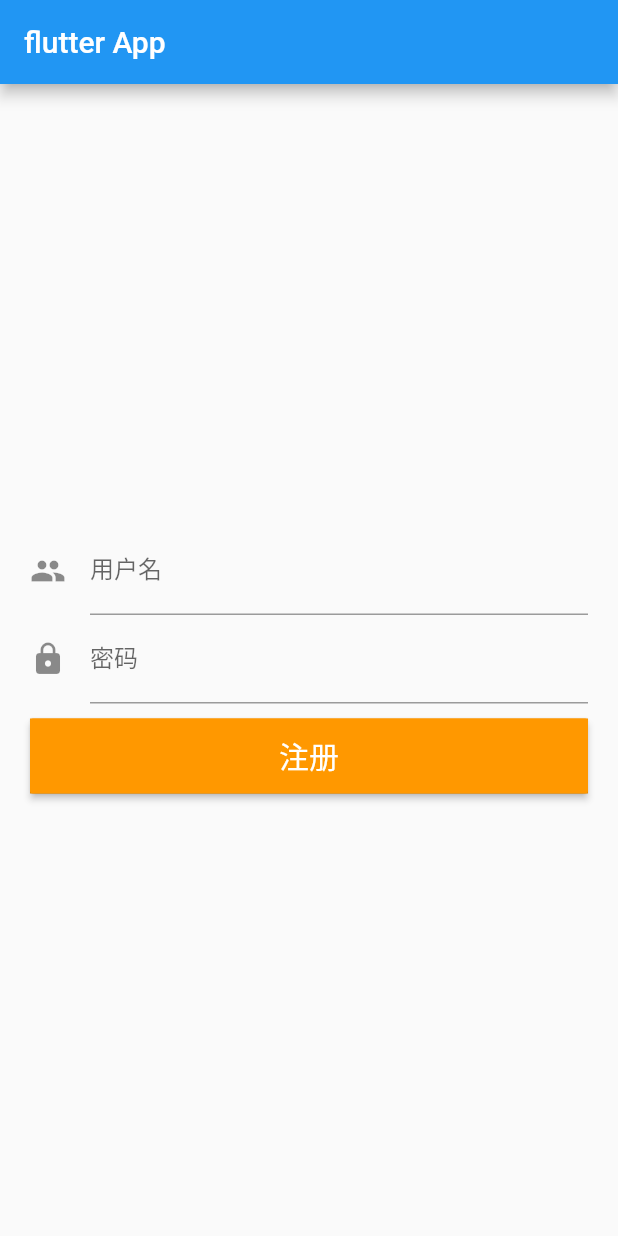
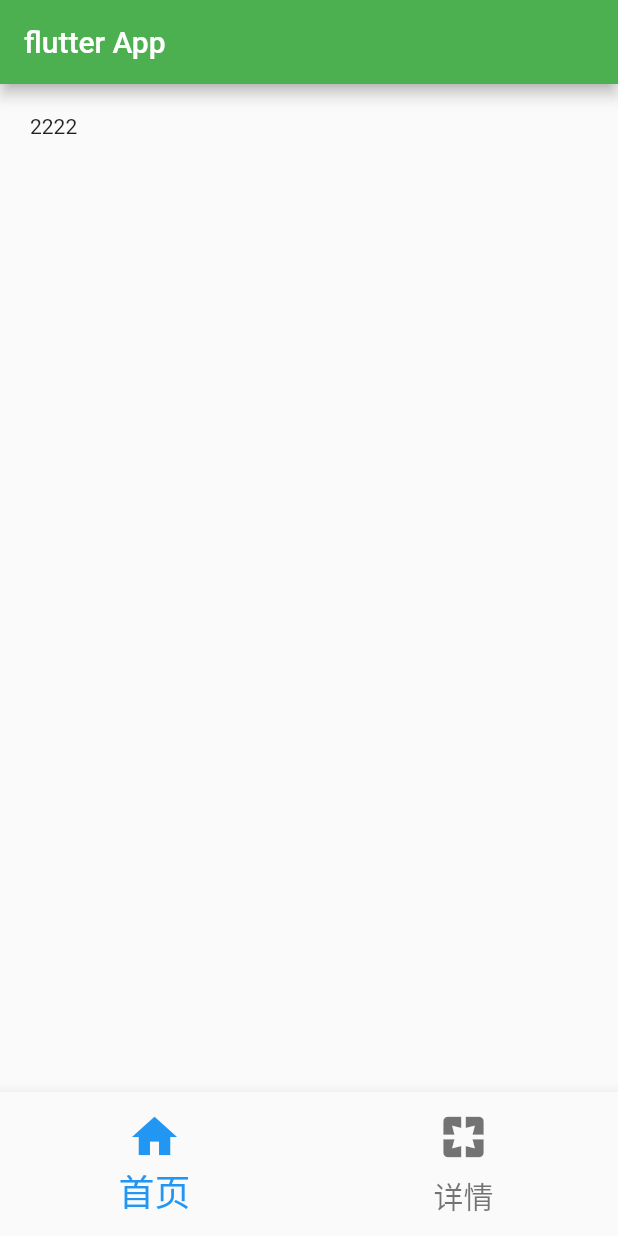
Before and after one commit to mynameisxin/first_app, a Flutter app: the screen it shows after launch, on a phone screen of 412 x 824 dp. Run offline on Flutter 3.47's test engine with Material 2 defaults, Android fonts, the phone set to English and light mode, and no system bars.

Commit message:
底部导航的实现

```diff
--- a/lib/main.dart
+++ b/lib/main.dart
@@ -2,15 +2,12 @@ import 'package:flutter/material.dart';
 
 void main () => runApp(MaterialApp(
   title: 'hello world',
-  home: Scaffold(
-    appBar: AppBar(
-      title: Text('flutter App'),
-    ),
-    body: Padding(
-      padding: const EdgeInsets.all(20.0),
-      child: FormValue(),
-    ),
+  theme:ThemeData(
+    primaryColor: Colors.green,
+    highlightColor: Colors.transparent,
+    splashColor: Colors.transparent
   ),
+  home: FormValue()
 ));
 
 
@@ -24,69 +21,38 @@ class FormValue extends StatefulWidget {
 }
 
 class FormValueState extends State<FormValue> {
-  String userName;
-  String possworld;
-
-  final registerFormKey = GlobalKey<FormState>();
-
-
+  var _count = 0;
   @override
   Widget build(BuildContext context) {
-    return Container(
-       child: Form(
-         key: registerFormKey,
-         child: Column(
-           mainAxisAlignment: MainAxisAlignment.center,
-           children: <Widget>[
-              TextFormField(
-                decoration: InputDecoration(
-                  icon: Icon(Icons.people),
-                  labelText: '用户名'
-                ),
-                onSaved: (value){
-                   this.userName = value;
-                },
-                validator: (value){
-                  if(value == null || value.length == 0){
-                    return '请输入用户名';
-                  }
-                  return null;
-                },
-              ),
-              TextFormField(
-                obscureText:true,
-                decoration: InputDecoration(
-                  icon: Icon(Icons.lock),
-                  labelText: '密码'
-                ),
-                onSaved: (value){
-                   this.possworld = value;
-                },
-                validator: (value){
-                  if(value == null || value.length == 0){
-                    return '请输入密码';
-                  }
-                  return null;
-                },
-              ),
-              SizedBox(height: 10.0,),
-              Container(
-                width: double.infinity,
-                color: Colors.orange,
-                height: 50.0,
-                child: RaisedButton(
-                  color: Colors.orange,
-                  child: Text('注册',style: TextStyle(fontSize: 20.0,color: Colors.white),),
-                  onPressed: (){
-                    registerFormKey.currentState.save();
-                    registerFormKey.currentState.validate();
-                    print('$userName $possworld');
-                  },
-                ),
-              )
-           ],
-         ),
-       ),
-    );
+    return Scaffold(
+    appBar: AppBar(
+      title: Text('flutter App'),
+    ),
+    bottomNavigationBar: BottomNavigationBar(
+      iconSize: 36,
+      selectedFontSize: 24,
+      unselectedFontSize: 20,
+      currentIndex: _count,
+      items: [
+        BottomNavigationBarItem(
+          icon: Icon(Icons.home),
+          title: Text('首页')
+        ),
+        BottomNavigationBarItem(
+          icon: Icon(Icons.pages),
+          title: Text('详情')
+        )
+      ],
+      onTap: (int value){
+        setState(() {
+          _count = value;
+        });
+      },
+    ),
+    body: Padding(
+      padding: const EdgeInsets.all(20.0),
+      child: Text('2222')
+    ),
+  );
   }
 }
```
